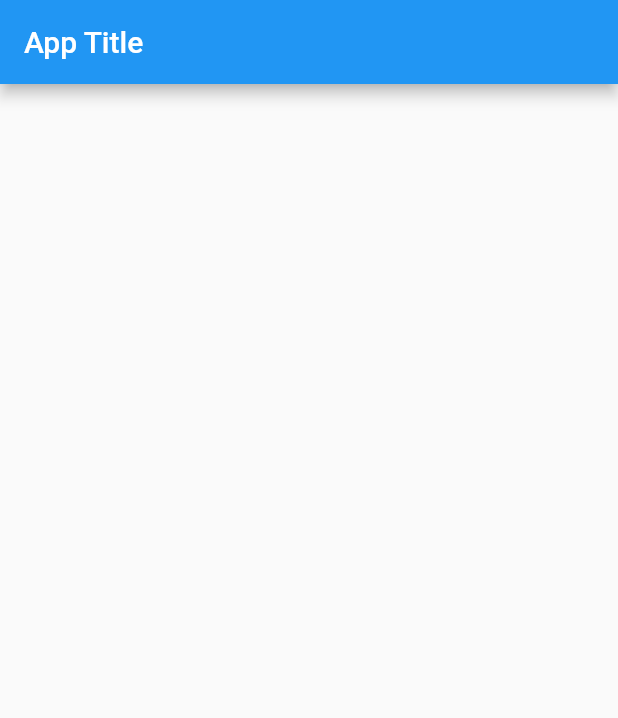
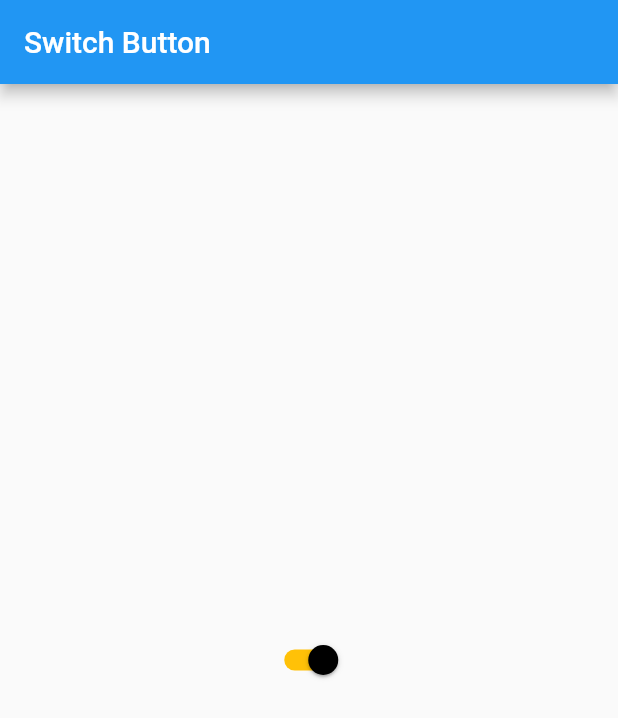
Before and after one commit to authuright/complete-flutter-app, a Flutter app: the screen it shows after launch, on a phone screen of 412 x 824 dp. Shown: the top 718 px of the screen. Run offline on Flutter 3.47's test engine with Material 2 defaults, Android fonts, the phone set to English and light mode, and no system bars.

Commit message:
Switch Button Widget

```diff
--- a/lib/main.dart
+++ b/lib/main.dart
@@ -1,4 +1,3 @@
-
 import 'package:flutter/material.dart';
 
 void main() {
@@ -10,9 +9,14 @@ class MyApp extends StatelessWidget {
 
   @override
   Widget build(BuildContext context) {
-    return const MaterialApp(
+    return MaterialApp(
       debugShowCheckedModeBanner: false,
-      home: MyHomePage(),
+      home: Scaffold(
+        appBar: AppBar(
+          title: const Text("Switch Button"),
+        ),
+        body: const Center(child: MyHomePage()),
+      ),
     );
   }
 }
@@ -25,14 +29,53 @@ class MyHomePage extends StatefulWidget {
 }
 
 class _MyHomePageState extends State<MyHomePage> {
+  bool light = true;
+
   @override
   Widget build(BuildContext context) {
-    return Scaffold(
-      appBar: AppBar(
-        title: const Text("App Title"),
-      ),
-      body: const Center(
-      ),
+    final MaterialStateProperty<Color?> trackColor =
+        MaterialStateProperty.resolveWith<Color?>(
+      (Set<MaterialState> states) {
+        // Track color when the switch is selected.
+        if (states.contains(MaterialState.selected)) {
+          return Colors.amber;
+        }
+        // Otherwise return null to set default track color
+        // for remaining states such as when the switch is
+        // hovered, focused, or disabled.
+        return null;
+      },
+    );
+    final MaterialStateProperty<Color?> overlayColor =
+        MaterialStateProperty.resolveWith<Color?>(
+      (Set<MaterialState> states) {
+        // Material color when switch is selected.
+        if (states.contains(MaterialState.selected)) {
+          return Colors.amber.withOpacity(0.54);
+        }
+        // Material color when switch is disabled.
+        if (states.contains(MaterialState.disabled)) {
+          return Colors.grey.shade400;
+        }
+        // Otherwise return null to set default material color
+        // for remaining states such as when the switch is
+        // hovered, or focused.
+        return null;
+      },
+    );
+
+    return Switch(
+      // This bool value toggles the switch.
+      value: light,
+      overlayColor: overlayColor,
+      trackColor: trackColor,
+      thumbColor: const MaterialStatePropertyAll<Color>(Colors.black),
+      onChanged: (bool value) {
+        // This is called when the user toggles the switch.
+        setState(() {
+          light = value;
+        });
+      },
     );
   }
 }
```
